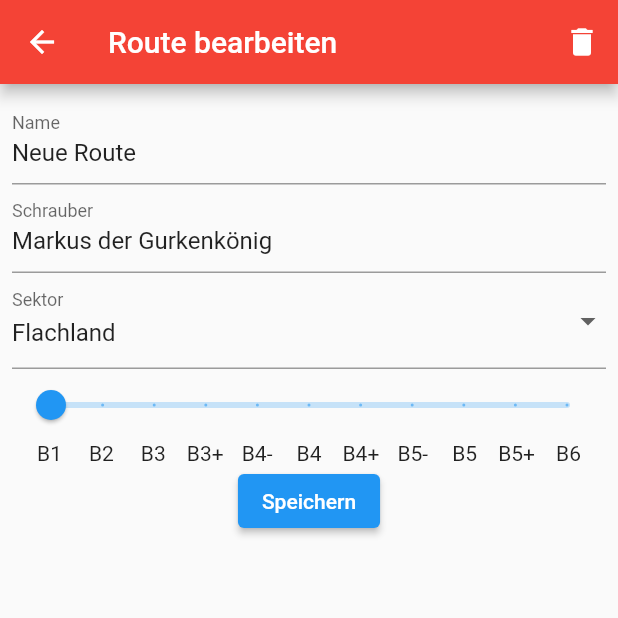
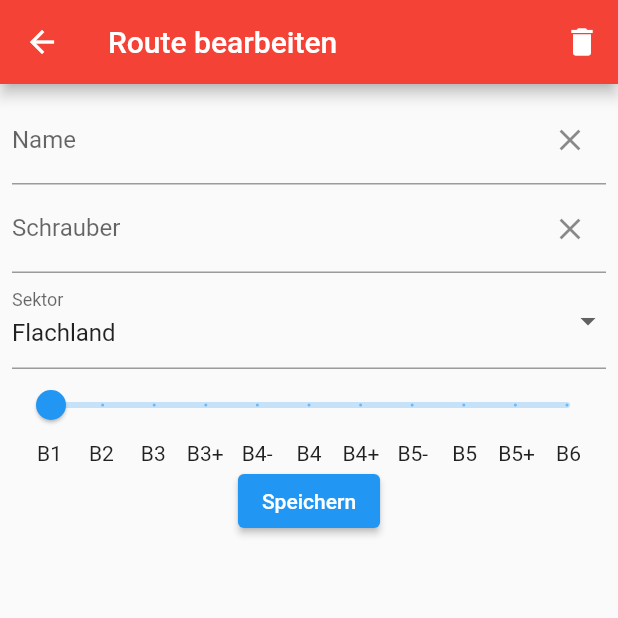
Before and after one commit to jaromeyer/route_index, a Flutter app: the EditRouteScreen screen opened directly with empty values, on a phone screen of 412 x 824 dp, the top half of it. Run offline on Flutter 3.47's test engine with Material 2 defaults, Android fonts, the phone set to English and light mode, and no system bars; our stand-ins replace chips_choice, hive, hive_flutter; missing offline and left inert: passcode_screen; accounts and stored records are empty.

Commit message:
improve route creation and editing

```diff
--- a/lib/models/route_model.dart
+++ b/lib/models/route_model.dart
@@ -7,7 +7,7 @@ part 'route_model.g.dart';
 @HiveType(typeId: 0)
 class RouteModel extends HiveObject {
   @HiveField(0)
-  String name = "Neue Route";
+  String name = "";
 
   @HiveField(1)
   int grade = 0;
@@ -16,7 +16,7 @@ class RouteModel extends HiveObject {
   String sector = "Flachland";
 
   @HiveField(3)
-  String setter = "Markus der Gurkenkönig";
+  String setter = "";
 
   @HiveField(4)
   DateTime date = DateTime.now();
--- a/lib/screens/edit_route_screen.dart
+++ b/lib/screens/edit_route_screen.dart
@@ -1,4 +1,5 @@
 import 'package:flutter/material.dart';
+import 'package:hive/hive.dart';
 
 import '../models/route_model.dart';
 import '../values.dart';
@@ -50,19 +51,31 @@ class _EditRouteScreenState extends State<EditRouteScreen> {
         padding: const EdgeInsets.all(8),
         child: Column(
           children: [
-            TextFormField(
-              decoration: const InputDecoration(
-                border: UnderlineInputBorder(),
+            TextField(
+              decoration: InputDecoration(
+                border: const UnderlineInputBorder(),
                 labelText: 'Name',
+                suffixIcon: IconButton(
+                  onPressed: _nameController.clear,
+                  icon: const Icon(Icons.clear),
+                ),
               ),
               controller: _nameController,
+              textInputAction: TextInputAction.next,
+              onSubmitted: (_) => FocusScope.of(context).nextFocus(),
             ),
-            TextFormField(
-              decoration: const InputDecoration(
-                border: UnderlineInputBorder(),
+            TextField(
+              decoration: InputDecoration(
+                border: const UnderlineInputBorder(),
                 labelText: 'Schrauber',
+                suffixIcon: IconButton(
+                  onPressed: _setterController.clear,
+                  icon: const Icon(Icons.clear),
+                ),
               ),
               controller: _setterController,
+              textInputAction: TextInputAction.next,
+              onSubmitted: (_) => FocusScope.of(context).nextFocus(),
             ),
             DropdownButtonFormField(
               decoration: const InputDecoration(
@@ -112,7 +125,11 @@ class _EditRouteScreenState extends State<EditRouteScreen> {
                 widget.route.setter = _setterController.text;
                 widget.route.sector = _sector;
                 widget.route.grade = _currentSliderValue.round();
-                widget.route.save();
+                try {
+                  widget.route.save();
+                } catch (err) {
+                  Hive.box('routes').add(widget.route);
+                }
                 Navigator.pop(context);
               },
             ),
--- a/lib/screens/home_screen.dart
+++ b/lib/screens/home_screen.dart
@@ -78,9 +78,7 @@ class _HomeScreenState extends State<HomeScreen> {
           _godMode
               ? IconButton(
                   onPressed: () {
-                    // add new route and open edit screen
                     final RouteModel route = RouteModel();
-                    Hive.box('routes').add(route);
                     Navigator.pushNamed(context, '/edit', arguments: route)
                         .then((_) => setState(() {}));
                   },
```
